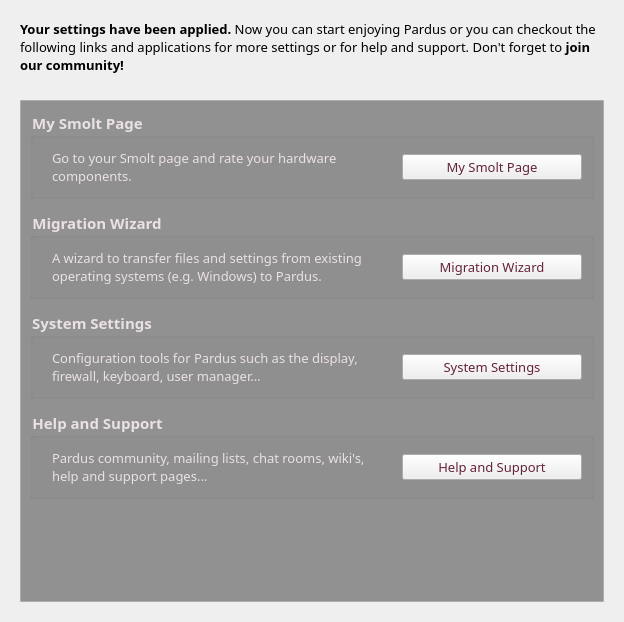
Qt form kde/kaptan/src/gui/goodbyeWidget.ui (pars-linux/uludag) before a commit.
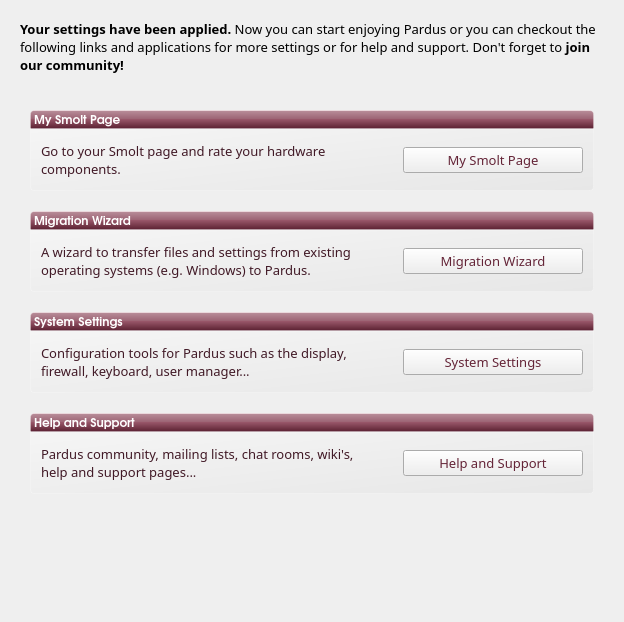
The same form after that commit.

Diff of the .ui file:
```diff
--- a/kde/kaptan/src/gui/goodbyeWidget.ui
+++ b/kde/kaptan/src/gui/goodbyeWidget.ui
@@ -17,6 +17,9 @@
    <string notr="true"/>
   </property>
   <layout class="QGridLayout" name="gridLayout_5">
+   <property name="horizontalSpacing">
+    <number>0</number>
+   </property>
    <property name="margin">
     <number>20</number>
    </property>
@@ -67,10 +70,10 @@
      </property>
     </spacer>
    </item>
-   <item row="2" column="0">
+   <item row="3" column="0">
     <widget class="QScrollArea" name="scrollArea">
      <property name="styleSheet">
-      <string notr="true">#scrollArea {background-color: rgba(0, 0, 0, 100);;border: 1px solid rgb(236, 236, 236, 80);}</string>
+      <string notr="true">#scrollArea {background-color: rgba(0, 0, 0, 0);border: 0px}</string>
      </property>
      <property name="widgetResizable">
       <bool>true</bool>
@@ -80,32 +83,70 @@
        <rect>
         <x>0</x>
         <y>0</y>
-        <width>582</width>
-        <height>501</height>
+        <width>584</width>
+        <height>503</height>
        </rect>
       </property>
       <property name="styleSheet">
        <string notr="true">#scrollAreaWidgetContents{background-color: rgba(0, 0, 0, 0);}</string>
       </property>
       <layout class="QVBoxLayout" name="verticalLayout">
+       <property name="spacing">
+        <number>0</number>
+       </property>
+       <property name="margin">
+        <number>10</number>
+       </property>
        <item>
-        <widget class="QGroupBox" name="smoltGroupBox">
+        <widget class="QLabel" name="label">
          <property name="font">
           <font>
-           <family>Sans Serif</family>
-           <pointsize>11</pointsize>
+           <family>URW Gothic L</family>
+           <pointsize>9</pointsize>
            <weight>75</weight>
            <bold>true</bold>
            <underline>false</underline>
-           <strikeout>false</strikeout>
           </font>
          </property>
          <property name="styleSheet">
-          <string notr="true">color: rgb(234, 225, 228);</string>
+          <string notr="true">background-color: qlineargradient(spread:pad, x1:0.5, y1:1, x2:0.5, y2:0, stop:0 rgba(183, 100, 124, 255), stop:0.0212465 rgba(91, 33, 50, 255), stop:0.521739 rgba(152, 86, 105, 255), stop:0.527174 rgba(155, 98, 115, 255), stop:0.983696 rgba(184, 141, 153, 255), stop:1 rgba(220, 173, 186, 255));
+/*background-color: qlineargradient(spread:pad, x1:1, y1:1, x2:0, y2:0, stop:0 rgba(219, 219, 219, 100), stop:1 rgba(255, 255, 255, 100));*/
+border: 1px solid rgba(255,255,255,50);
+color:white;
+border-top-left-radius: 4px;
+border-top-right-radius: 4px;</string>
          </property>
-         <property name="title">
+         <property name="text">
           <string>My Smolt Page</string>
          </property>
+         <property name="margin">
+          <number>5</number>
+         </property>
+        </widget>
+       </item>
+       <item>
+        <widget class="QGroupBox" name="smoltGroupBox">
+         <property name="font">
+          <font>
+           <family>Sans Serif</family>
+           <pointsize>11</pointsize>
+           <weight>75</weight>
+           <bold>true</bold>
+           <underline>false</underline>
+           <strikeout>false</strikeout>
+          </font>
+         </property>
+         <property name="styleSheet">
+          <string notr="true">#smoltGroupBox{
+background-color: qlineargradient(spread:pad, x1:1, y1:1, x2:0, y2:0, stop:0 rgba(219, 219, 219, 100), stop:1 rgba(255, 255, 255, 100));
+border: 1px solid rgba(255,255,255,50);
+border-bottom-left-radius: 4px;
+border-bottom-right-radius: 4px;
+}</string>
+         </property>
+         <property name="title">
+          <string/>
+         </property>
          <property name="alignment">
           <set>Qt::AlignLeading|Qt::AlignLeft|Qt::AlignTop</set>
          </property>
@@ -116,46 +157,9 @@
           <bool>false</bool>
          </property>
          <layout class="QGridLayout" name="gridLayout">
-          <item row="0" column="0">
-           <widget class="QLabel" name="labelSystemSettings_2">
-            <property name="sizePolicy">
-             <sizepolicy hsizetype="Preferred" vsizetype="Preferred">
-              <horstretch>0</horstretch>
-              <verstretch>0</verstretch>
-             </sizepolicy>
-            </property>
-            <property name="minimumSize">
-             <size>
-              <width>0</width>
-              <height>40</height>
-             </size>
-            </property>
-            <property name="font">
-             <font>
-              <family>Sans Serif</family>
-              <pointsize>10</pointsize>
-             </font>
-            </property>
-            <property name="styleSheet">
-             <string notr="true"/>
-            </property>
-            <property name="text">
-             <string>Go to your Smolt page and rate your hardware components.</string>
-            </property>
-            <property name="scaledContents">
-             <bool>true</bool>
-            </property>
-            <property name="wordWrap">
-             <bool>true</bool>
-            </property>
-            <property name="margin">
-             <number>0</number>
-            </property>
-            <property name="indent">
-             <number>10</number>
-            </property>
-           </widget>
-          </item>
+          <property name="margin">
+           <number>10</number>
+          </property>
           <item row="0" column="1">
            <spacer name="horizontalSpacer_5">
             <property name="orientation">
@@ -202,6 +206,46 @@
             </property>
            </widget>
           </item>
+          <item row="0" column="0">
+           <widget class="QLabel" name="labelSystemSettings_2">
+            <property name="sizePolicy">
+             <sizepolicy hsizetype="Preferred" vsizetype="Preferred">
+              <horstretch>0</horstretch>
+              <verstretch>0</verstretch>
+             </sizepolicy>
+            </property>
+            <property name="minimumSize">
+             <size>
+              <width>0</width>
+              <height>40</height>
+             </size>
+            </property>
+            <property name="font">
+             <font>
+              <family>Sans Serif</family>
+              <pointsize>10</pointsize>
+             </font>
+            </property>
+            <property name="styleSheet">
+             <string notr="true">color:#411926;</string>
+            </property>
+            <property name="text">
+             <string>Go to your Smolt page and rate your hardware components.</string>
+            </property>
+            <property name="scaledContents">
+             <bool>true</bool>
+            </property>
+            <property name="wordWrap">
+             <bool>true</bool>
+            </property>
+            <property name="margin">
+             <number>0</number>
+            </property>
+            <property name="indent">
+             <number>0</number>
+            </property>
+           </widget>
+          </item>
          </layout>
         </widget>
        </item>
@@ -216,29 +260,61 @@
          <property name="sizeHint" stdset="0">
           <size>
            <width>20</width>
-           <height>5</height>
+           <height>20</height>
           </size>
          </property>
         </spacer>
        </item>
        <item>
-        <widget class="QGroupBox" name="migrationGroupBox">
+        <widget class="QLabel" name="label_2">
          <property name="font">
           <font>
-           <family>Sans Serif</family>
-           <pointsize>11</pointsize>
+           <family>URW Gothic L</family>
+           <pointsize>9</pointsize>
            <weight>75</weight>
            <bold>true</bold>
            <underline>false</underline>
-           <strikeout>false</strikeout>
           </font>
          </property>
          <property name="styleSheet">
-          <string notr="true">color:rgb(234, 225, 228)</string>
+          <string notr="true">background-color: qlineargradient(spread:pad, x1:0.5, y1:1, x2:0.5, y2:0, stop:0 rgba(183, 100, 124, 255), stop:0.0212465 rgba(91, 33, 50, 255), stop:0.521739 rgba(152, 86, 105, 255), stop:0.527174 rgba(155, 98, 115, 255), stop:0.983696 rgba(184, 141, 153, 255), stop:1 rgba(220, 173, 186, 255));
+/*background-color: qlineargradient(spread:pad, x1:1, y1:1, x2:0, y2:0, stop:0 rgba(219, 219, 219, 100), stop:1 rgba(255, 255, 255, 100));*/
+border: 1px solid rgba(255,255,255,50);
+color:white;
+border-top-left-radius: 4px;
+border-top-right-radius: 4px;</string>
          </property>
-         <property name="title">
+         <property name="text">
           <string>Migration Wizard</string>
          </property>
+         <property name="margin">
+          <number>5</number>
+         </property>
+        </widget>
+       </item>
+       <item>
+        <widget class="QGroupBox" name="migrationGroupBox">
+         <property name="font">
+          <font>
+           <family>Sans Serif</family>
+           <pointsize>11</pointsize>
+           <weight>75</weight>
+           <bold>true</bold>
+           <underline>false</underline>
+           <strikeout>false</strikeout>
+          </font>
+         </property>
+         <property name="styleSheet">
+          <string notr="true">#migrationGroupBox{
+background-color: qlineargradient(spread:pad, x1:1, y1:1, x2:0, y2:0, stop:0 rgba(219, 219, 219, 100), stop:1 rgba(255, 255, 255, 100));
+border: 1px solid rgba(255,255,255,50);
+border-bottom-left-radius: 4px;
+border-bottom-right-radius: 4px;
+}</string>
+         </property>
+         <property name="title">
+          <string/>
+         </property>
          <property name="alignment">
           <set>Qt::AlignLeading|Qt::AlignLeft|Qt::AlignTop</set>
          </property>
@@ -249,6 +325,9 @@
           <bool>false</bool>
          </property>
          <layout class="QGridLayout" name="gridLayout_2">
+          <property name="margin">
+           <number>10</number>
+          </property>
           <item row="0" column="0">
            <widget class="QLabel" name="labelSystemSettings_3">
             <property name="sizePolicy">
@@ -270,7 +349,7 @@
              </font>
             </property>
             <property name="styleSheet">
-             <string notr="true"/>
+             <string notr="true">color:#411926;</string>
             </property>
             <property name="text">
              <string>A wizard to transfer files and settings from existing operating systems (e.g. Windows) to Pardus.</string>
@@ -285,7 +364,7 @@
              <number>0</number>
             </property>
             <property name="indent">
-             <number>10</number>
+             <number>0</number>
             </property>
            </widget>
           </item>
@@ -349,29 +428,61 @@
          <property name="sizeHint" stdset="0">
           <size>
            <width>20</width>
-           <height>5</height>
+           <height>20</height>
           </size>
          </property>
         </spacer>
        </item>
        <item>
-        <widget class="QGroupBox" name="groupBox">
+        <widget class="QLabel" name="label_3">
          <property name="font">
           <font>
-           <family>Sans Serif</family>
-           <pointsize>11</pointsize>
+           <family>URW Gothic L</family>
+           <pointsize>9</pointsize>
            <weight>75</weight>
            <bold>true</bold>
            <underline>false</underline>
-           <strikeout>false</strikeout>
           </font>
          </property>
          <property name="styleSheet">
-          <string notr="true">color:rgb(234, 225, 228)</string>
+          <string notr="true">background-color: qlineargradient(spread:pad, x1:0.5, y1:1, x2:0.5, y2:0, stop:0 rgba(183, 100, 124, 255), stop:0.0212465 rgba(91, 33, 50, 255), stop:0.521739 rgba(152, 86, 105, 255), stop:0.527174 rgba(155, 98, 115, 255), stop:0.983696 rgba(184, 141, 153, 255), stop:1 rgba(220, 173, 186, 255));
+/*background-color: qlineargradient(spread:pad, x1:1, y1:1, x2:0, y2:0, stop:0 rgba(219, 219, 219, 100), stop:1 rgba(255, 255, 255, 100));*/
+border: 1px solid rgba(255,255,255,50);
+color:white;
+border-top-left-radius: 4px;
+border-top-right-radius: 4px;</string>
          </property>
-         <property name="title">
+         <property name="text">
           <string>System Settings</string>
          </property>
+         <property name="margin">
+          <number>5</number>
+         </property>
+        </widget>
+       </item>
+       <item>
+        <widget class="QGroupBox" name="groupBox">
+         <property name="font">
+          <font>
+           <family>Sans Serif</family>
+           <pointsize>11</pointsize>
+           <weight>75</weight>
+           <bold>true</bold>
+           <underline>false</underline>
+           <strikeout>false</strikeout>
+          </font>
+         </property>
+         <property name="styleSheet">
+          <string notr="true">#groupBox{
+background-color: qlineargradient(spread:pad, x1:1, y1:1, x2:0, y2:0, stop:0 rgba(219, 219, 219, 100), stop:1 rgba(255, 255, 255, 100));
+border: 1px solid rgba(255,255,255,50);
+border-bottom-left-radius: 4px;
+border-bottom-right-radius: 4px;
+}</string>
+         </property>
+         <property name="title">
+          <string/>
+         </property>
          <property name="alignment">
           <set>Qt::AlignLeading|Qt::AlignLeft|Qt::AlignTop</set>
          </property>
@@ -382,6 +493,9 @@
           <bool>false</bool>
          </property>
          <layout class="QGridLayout" name="gridLayout_3">
+          <property name="margin">
+           <number>10</number>
+          </property>
           <item row="0" column="1">
            <spacer name="horizontalSpacer">
             <property name="orientation">
@@ -419,7 +533,7 @@
              </font>
             </property>
             <property name="styleSheet">
-             <string notr="true"/>
+             <string notr="true">color:#411926;</string>
             </property>
             <property name="text">
              <string>Configuration tools for Pardus such as the display, firewall, keyboard, user manager...</string>
@@ -434,7 +548,7 @@
              <number>0</number>
             </property>
             <property name="indent">
-             <number>10</number>
+             <number>0</number>
             </property>
            </widget>
           </item>
@@ -482,31 +596,66 @@
          <property name="sizeHint" stdset="0">
           <size>
            <width>20</width>
-           <height>5</height>
+           <height>20</height>
           </size>
          </property>
         </spacer>
        </item>
        <item>
-        <widget class="QGroupBox" name="groupBox_2">
+        <widget class="QLabel" name="label_4">
          <property name="font">
           <font>
-           <family>Sans Serif</family>
-           <pointsize>11</pointsize>
+           <family>URW Gothic L</family>
+           <pointsize>9</pointsize>
            <weight>75</weight>
            <bold>true</bold>
+           <underline>false</underline>
           </font>
          </property>
          <property name="styleSheet">
-          <string notr="true">color:rgb(234, 225, 228)</string>
+          <string notr="true">background-color: qlineargradient(spread:pad, x1:0.5, y1:1, x2:0.5, y2:0, stop:0 rgba(183, 100, 124, 255), stop:0.0212465 rgba(91, 33, 50, 255), stop:0.521739 rgba(152, 86, 105, 255), stop:0.527174 rgba(155, 98, 115, 255), stop:0.983696 rgba(184, 141, 153, 255), stop:1 rgba(220, 173, 186, 255));
+/*background-color: qlineargradient(spread:pad, x1:1, y1:1, x2:0, y2:0, stop:0 rgba(219, 219, 219, 100), stop:1 rgba(255, 255, 255, 100));*/
+border: 1px solid rgba(255,255,255,50);
+color:white;
+border-top-left-radius: 4px;
+border-top-right-radius: 4px;</string>
          </property>
-         <property name="title">
+         <property name="text">
           <string>Help and Support</string>
          </property>
+         <property name="margin">
+          <number>5</number>
+         </property>
+        </widget>
+       </item>
+       <item>
+        <widget class="QGroupBox" name="groupBox_2">
+         <property name="font">
+          <font>
+           <family>Sans Serif</family>
+           <pointsize>11</pointsize>
+           <weight>75</weight>
+           <bold>true</bold>
+          </font>
+         </property>
+         <property name="styleSheet">
+          <string notr="true">#groupBox_2{
+background-color: qlineargradient(spread:pad, x1:1, y1:1, x2:0, y2:0, stop:0 rgba(219, 219, 219, 100), stop:1 rgba(255, 255, 255, 100));
+border: 1px solid rgba(255,255,255,50);
+border-bottom-left-radius: 4px;
+border-bottom-right-radius: 4px;
+}</string>
+         </property>
+         <property name="title">
+          <string/>
+         </property>
          <property name="flat">
           <bool>true</bool>
          </property>
          <layout class="QGridLayout" name="gridLayout_4">
+          <property name="margin">
+           <number>10</number>
+          </property>
           <item row="0" column="0">
            <widget class="QLabel" name="labelHelpPages">
             <property name="sizePolicy">
@@ -528,7 +677,7 @@
              </font>
             </property>
             <property name="styleSheet">
-             <string notr="true"/>
+             <string notr="true">color:#411926;</string>
             </property>
             <property name="text">
              <string>Pardus community, mailing lists, chat rooms, wiki's, help and support pages...</string>
@@ -543,7 +692,7 @@
              <number>0</number>
             </property>
             <property name="indent">
-             <number>10</number>
+             <number>0</number>
             </property>
            </widget>
           </item>
```
Left out of the diff: 6 changed lines with no effect on the pictures.
